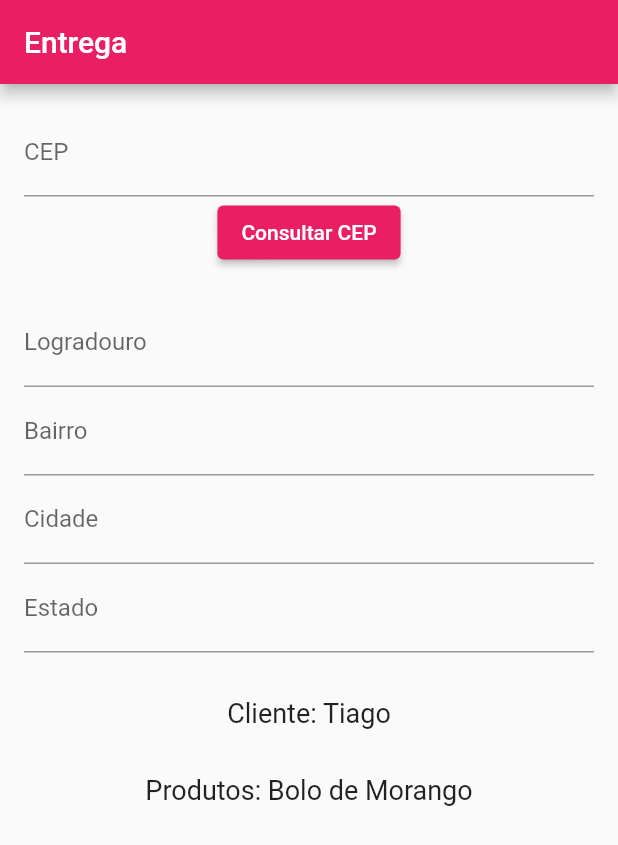
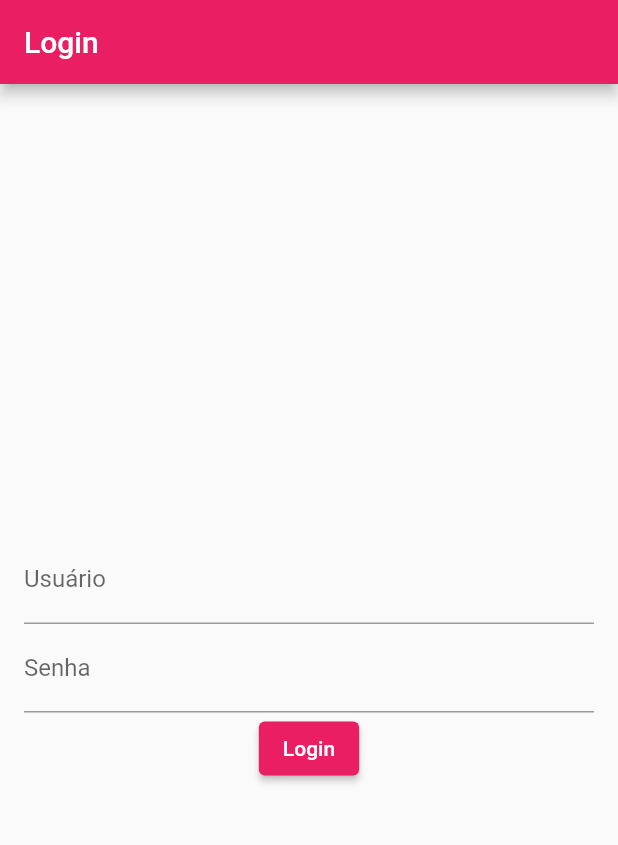
Before and after one commit to tegerafael/projeto_flutter, a Flutter app: the screen it shows after launch, on a phone screen of 412 x 824 dp. Shown: the top 845 px of the screen. Run offline on Flutter 3.47's test engine with Material 2 defaults, Android fonts, the phone set to English and light mode, and no system bars.

Commit message:
imp  - login

```diff
--- a/lib/cep_service.dart
+++ /dev/null
@@ -1,16 +0,0 @@
-import 'dart:convert';
-import 'package:http/http.dart' as http;
-
-class CepService {
-  final String baseUrl = 'https://viacep.com.br/ws/';
-
-  Future<Map<String, dynamic>> fetchCepInfo(String cep) async {
-    final response = await http.get(Uri.parse('$baseUrl$cep/json'));
-
-    if (response.statusCode == 200) {
-      return json.decode(response.body);
-    } else {
-      throw Exception('Falha ao buscar o CEP');
-    }
-  }
-}
--- /dev/null
+++ b/lib/login.dart
@@ -0,0 +1,80 @@
+import 'package:flutter/material.dart';
+
+void main() {
+  runApp(MyApp());
+}
+
+class MyApp extends StatelessWidget {
+  @override
+  Widget build(BuildContext context) {
+    return MaterialApp(
+      title: 'Flutter Login Demo',
+      theme: ThemeData(
+        primarySwatch: Colors.pink,
+      ),
+      home: LoginScreen(),
+    );
+  }
+}
+
+class LoginScreen extends StatelessWidget {
+  final TextEditingController usernameController = TextEditingController();
+  final TextEditingController passwordController = TextEditingController();
+
+  @override
+  Widget build(BuildContext context) {
+    return Scaffold(
+      appBar: AppBar(title: Text('Login')),
+      body: Padding(
+        padding: EdgeInsets.all(16.0),
+        child: Column(
+          mainAxisAlignment: MainAxisAlignment.center,
+          children: <Widget>[
+            TextFormField(
+              controller: usernameController,
+              decoration: InputDecoration(labelText: 'Usuário'),
+            ),
+            TextFormField(
+              controller: passwordController,
+              decoration: InputDecoration(labelText: 'Senha'),
+              obscureText: true,
+            ),
+            ElevatedButton(
+              child: Text('Login'),
+              onPressed: () {
+                if (usernameController.text != 'viniciusadm') {
+                  ScaffoldMessenger.of(context).showSnackBar(
+                    SnackBar(content: Text('Usuário inválido')),
+                  );
+                  return;
+                }
+                if (passwordController.text != 'viniciusadm') {
+                  ScaffoldMessenger.of(context).showSnackBar(
+                    SnackBar(content: Text('Senha inválida')),
+                  );
+                  return;
+                }
+                Navigator.pushReplacement(
+                  context,
+                  MaterialPageRoute(builder: (context) => BlankPage()),
+                );
+              },
+            ),
+          ],
+        ),
+      ),
+    );
+  }
+}
+
+class BlankPage extends StatelessWidget {
+  @override
+  Widget build(BuildContext context) {
+    return Scaffold(
+      appBar: AppBar(title: Text('Pagina em branco')),
+      body: Center(
+        child: Text('Pagina em branco'),
+      ),
+    );
+  }
+}
--- a/lib/main.dart
+++ b/lib/main.dart
@@ -1,6 +1,5 @@
 import 'package:flutter/material.dart';
-import 'cep_service.dart';
-
+import 'login.dart';
 void main() {
   runApp(MyApp());
 }
@@ -10,82 +9,9 @@ class MyApp extends StatelessWidget {
   Widget build(BuildContext context) {
     return MaterialApp(
       theme: ThemeData(
-        primarySwatch: Colors.pink
+        primarySwatch: Colors.pink,
       ),
-      home: Scaffold(
-        appBar: AppBar(
-          title: const Text('Entrega'),
-        ),
-        body: CepSearchPage(),
-      ),
+      home: LoginScreen(),
     );
   }
 }
-
-class CepSearchPage extends StatefulWidget {
-  @override
-  _CepSearchPageState createState() => _CepSearchPageState();
-}
-
-class _CepSearchPageState extends State<CepSearchPage> {
-  final cepController = TextEditingController();
-  TextEditingController logradouroController = TextEditingController();
-  TextEditingController bairroController = TextEditingController();
-  TextEditingController cidadeController = TextEditingController();
-  TextEditingController estadoController = TextEditingController();
-  Map<String, dynamic> cepInfo = {};
-
-  @override
-  Widget build(BuildContext context) {
-    return Padding(
-      padding: const EdgeInsets.all(16.0),
-      child: Column(
-        children: <Widget>[
-          TextField(
-            controller: cepController,
-            decoration: const InputDecoration(labelText: 'CEP'),
-          ),
-          ElevatedButton(
-            onPressed: () async {
-              final cep = cepController.text;
-              final service = CepService();
-              final info = await service.fetchCepInfo(cep);
-              setState(() {
-                cepInfo = info;
-                logradouroController.text = cepInfo['logradouro'] ?? '';
-                bairroController.text = cepInfo['bairro'] ?? '';
-                cidadeController.text = cepInfo['localidade'] ?? '';
-                estadoController.text = cepInfo['uf'] ?? '';
-              });
-            },
-            child: const Text('Consultar CEP'),
-          ),
-          const SizedBox(height: 20),
-          TextField(
-            controller: logradouroController,
-            decoration: const InputDecoration(labelText: 'Logradouro'),
-          ),
-          TextField(
-            controller: bairroController,
-            decoration: const InputDecoration(labelText: 'Bairro'),
-          ),
-          TextField(
-            controller: cidadeController,
-            decoration: const InputDecoration(labelText: 'Cidade'),
-          ),
-          TextField(
-            controller: estadoController,
-            decoration: const InputDecoration(labelText: 'Estado'),
-          ),
-          const SizedBox(height: 30),
-          Text(
-            'Cliente: Tiago',
-            style: TextStyle(fontSize: 18),
-          ),
-          const SizedBox(height: 30),
-          Text('Produtos: Bolo de Morango', style: TextStyle(fontSize: 18))
-        ],
-      ),
-    );
-  }
-}
```
